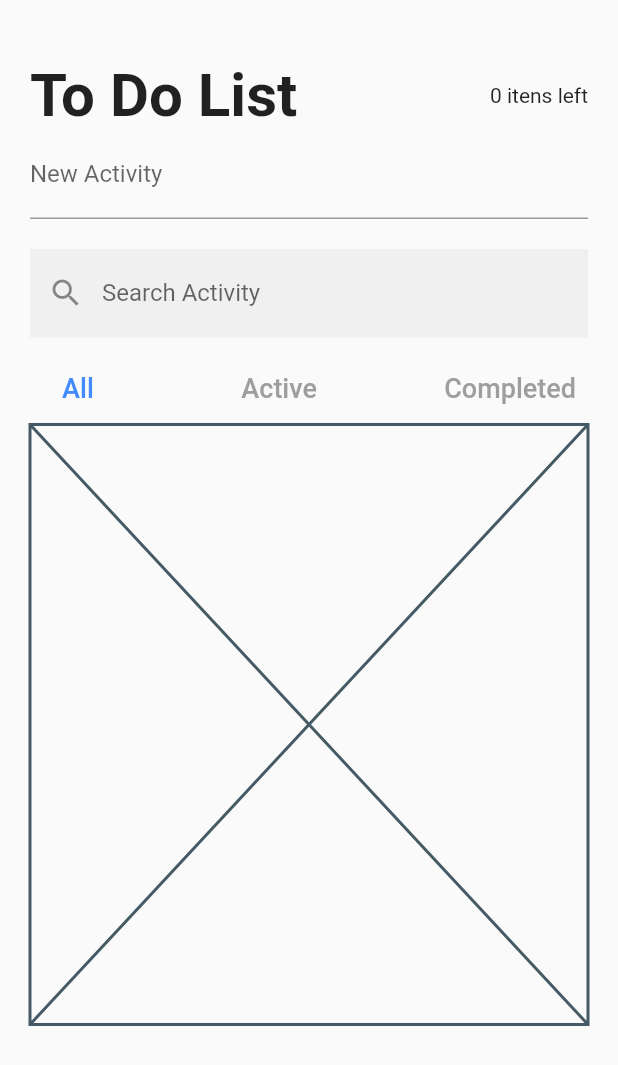
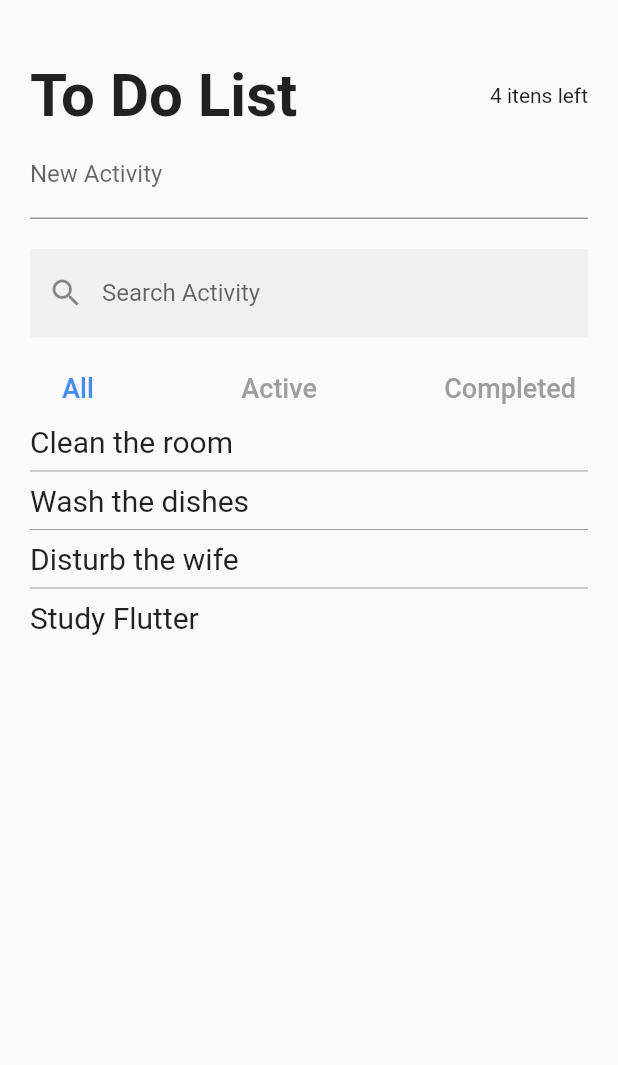
Before and after one commit to matheusmei/todo_app_cubit_project, a Flutter app: the screen it shows after launch, on a phone screen of 412 x 824 dp. Shown: the top 1065 px of the screen. Run offline on Flutter 3.47's test engine with Material 2 defaults, Android fonts, the phone set to English and light mode, and no system bars; our stand-ins replace bloc, equatable, flutter_bloc.

Commit message:
on main file was create an initial state of the activities list, and modify accordingly  the activity cubit file, in show activity file, was create the ui for delete the activity

```diff
--- a/lib/cubits/filtered_activities_list/filtered_activity_list_cubit.dart
+++ b/lib/cubits/filtered_activities_list/filtered_activity_list_cubit.dart
@@ -13,15 +13,17 @@ class FilteredActivityListCubit extends Cubit<FilteredActivityListState> {
   late final StreamSubscription searchsSubscription;
   late final StreamSubscription todoListSubscription;
 
+  final List<TodoModel> initialActivityList;
   final FiltersCubit filtersCubit;
   final SearchsCubit searchsCubit;
   final TodoListCubit todoListCubit;
 
   FilteredActivityListCubit({
+    required this.initialActivityList,
     required this.filtersCubit,
     required this.searchsCubit,
     required this.todoListCubit,
-  }) : super(FilteredActivityListState.initial()) {
+  }) : super(FilteredActivityListState(filteredTodos: initialActivityList)) {
     filtersSubscription =
         filtersCubit.stream.listen((TodoFiltersState filtersState) {
       setFilteredTodos();
--- a/lib/cubits/todo_list/todo_list_state.dart
+++ b/lib/cubits/todo_list/todo_list_state.dart
@@ -10,10 +10,10 @@ class TodoListState extends Equatable {
 
   factory TodoListState.initial() {
     return TodoListState(todoList: [
-      // TodoModel(id: '1', description: 'Clean the room'),
-      // TodoModel(id: '2', description: 'Wash the dishes'),
-      // TodoModel(id: '3', description: 'Disturb the wife'),
-      // TodoModel(id: '4', description: 'Disturb the wife'),
+      TodoModel(id: '1', description: 'Clean the room'),
+      TodoModel(id: '2', description: 'Wash the dishes'),
+      TodoModel(id: '3', description: 'Disturb the wife'),
+      TodoModel(id: '4', description: 'Study Flutter'),
     ]);
   }
 
--- a/lib/main.dart
+++ b/lib/main.dart
@@ -31,6 +31,7 @@ class MyApp extends StatelessWidget {
         ),
         BlocProvider<FilteredActivityListCubit>(create: (context) {
           return FilteredActivityListCubit(
+            initialActivityList: context.read<TodoListCubit>().state.todoList,
             todoListCubit: BlocProvider.of<TodoListCubit>(context),
             filtersCubit: BlocProvider.of<FiltersCubit>(context),
             searchsCubit: BlocProvider.of<SearchsCubit>(context),
--- a/lib/pages/home/components/show_activities.dart
+++ b/lib/pages/home/components/show_activities.dart
@@ -1,10 +1,47 @@
 import 'package:flutter/material.dart';
+import 'package:flutter_bloc/flutter_bloc.dart';
+import 'package:todo_app_cubit_project/cubits/cubits.dart';
 
 class ShowActivities extends StatelessWidget {
   const ShowActivities({super.key});
 
   @override
   Widget build(BuildContext context) {
-    return const Placeholder();
+    final activity =
+        context.watch<FilteredActivityListCubit>().state.filteredTodos;
+    return ListView.separated(
+        primary: false,
+        shrinkWrap: true,
+        itemBuilder: (BuildContext context, int index) {
+          return Dismissible(
+            key: ValueKey(activity[index].id),
+            background: showBackGround(0),
+            secondaryBackground: showBackGround(1),
+            child: Text(
+              activity[index].description,
+              style: const TextStyle(fontSize: 20.0),
+            ),
+          );
+        },
+        separatorBuilder: (BuildContext context, int index) {
+          return const Divider(
+            color: Colors.grey,
+          );
+        },
+        itemCount: activity.length);
   }
 }
+
+Widget showBackGround(int direction) {
+  return Container(
+    margin: const EdgeInsets.all(4.0),
+    padding: const EdgeInsets.symmetric(horizontal: 10.0),
+    color: Colors.red,
+    alignment: direction == 0 ? Alignment.centerLeft : Alignment.centerRight,
+    child: const Icon(
+      Icons.delete,
+      color: Colors.white,
+      size: 30.0,
+    ),
+  );
+}
```
